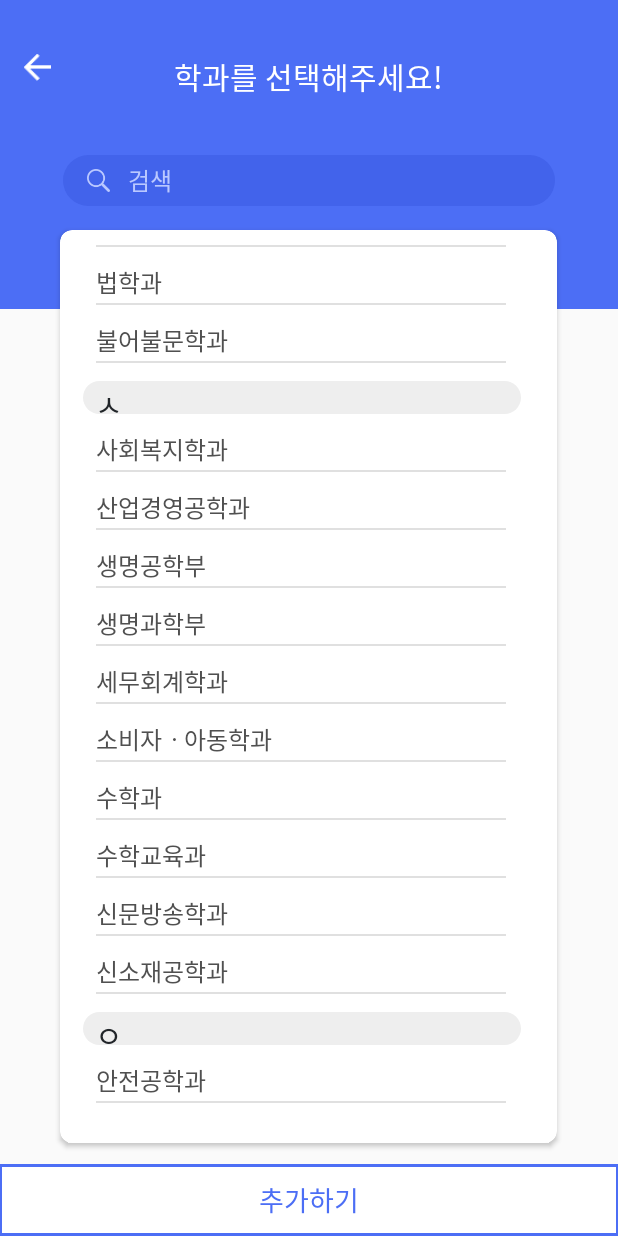
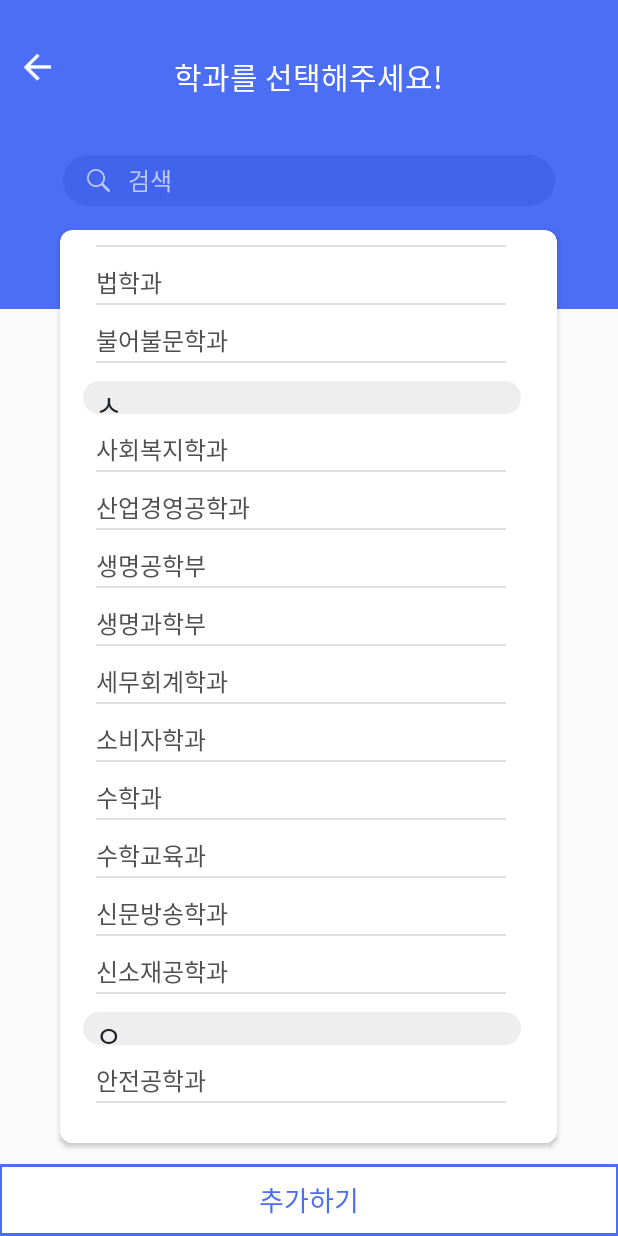
Before and after one commit to ChoiAhHyun/INUCouncilAndroid, an Android app: the AddMajorActivity screen opened directly, with no data from a screen before it, scrolled down 834 dp, on a phone screen of 412 x 824 dp. Run offline under Robolectric (Android 15) with nearby library versions, the phone set to English and light mode, and no system bars.

Commit message:
학과 리스트, 스플래시 이미지 수정

```diff
--- a/app/src/main/java/com/sauce/inunion/AddMajorActivity.java
+++ b/app/src/main/java/com/sauce/inunion/AddMajorActivity.java
@@ -37,14 +37,14 @@ public class AddMajorActivity extends AppCompatActivity {
             "도시건축학부","도시공학과","도시행정학과","독어독문학과","동북아국제통상학부","디자인학부",
             "메카트로닉스공학","무역학부", "문헌정보학과","물리학과",
             "바이오경영학과","법학과","불어불문학과",
-            "사회복지학과","산업경영공학과","생명공학부", "생명과학부","세무회계학과","소비자ㆍ아동학과", "수학과","수학교육과","신문방송학과","신소재공학과",
+            "사회복지학과","산업경영공학과","생명공학부", "생명과학부","세무회계학과","소비자학과", "수학과","수학교육과","신문방송학과","신소재공학과",
             "안전공학과", "에너지화학공학과", "역사교육과", "영어교육과", "영어영문학과", "운동건강학부", "유아교육과", "윤리교육과", "일어교육과", "일어일문학과", "임베디드시스템공학과",
             "전기공학과", "전자공학과", "정보통신공학과", "정치외교학과", "조형예술학부", "중어중국학과",
             "창의인재개발학과", "체육교육과", "체육학부",
             "컴퓨터공학부",
             "테크노경영학과",
             "패션산업학과",
-            "한국통상전공", "해양학과", "행정학과", "화학과"
+            "해양학과", "행정학과", "화학과"
     };
     @Override
     public void onCreate(Bundle savedInstanceState) {
--- a/app/src/main/java/com/sauce/inunion/ChooseMajorActivity.java
+++ b/app/src/main/java/com/sauce/inunion/ChooseMajorActivity.java
@@ -39,14 +39,14 @@ public class ChooseMajorActivity extends AppCompatActivity {
             "도시건축학부","도시공학과","도시행정학과","독어독문학과","동북아국제통상학부","디자인학부",
             "메카트로닉스공학","무역학부", "문헌정보학과","물리학과",
             "바이오경영학과","법학과","불어불문학과",
-            "사회복지학과","산업경영공학과","생명공학부", "생명과학부","세무회계학과","소비자ㆍ아동학과", "수학과","수학교육과","신문방송학과","신소재공학과",
+            "사회복지학과","산업경영공학과","생명공학부", "생명과학부","세무회계학과","소비자학과", "수학과","수학교육과","신문방송학과","신소재공학과",
             "안전공학과", "에너지화학공학과", "역사교육과", "영어교육과", "영어영문학과", "운동건강학부", "유아교육과", "윤리교육과", "일어교육과", "일어일문학과", "임베디드시스템공학과",
             "전기공학과", "전자공학과", "정보통신공학과", "정치외교학과", "조형예술학부", "중어중국학과",
             "창의인재개발학과", "체육교육과", "체육학부",
             "컴퓨터공학부",
             "테크노경영학과",
             "패션산업학과",
-            "한국통상전공", "해양학과", "행정학과", "화학과"
+            "해양학과", "행정학과", "화학과"
     };
     FireBaseMessagingService fireBaseMessagingService = new FireBaseMessagingService();
     @Override
--- a/app/src/main/java/com/sauce/inunion/ChooseSecondMajorActivity.java
+++ b/app/src/main/java/com/sauce/inunion/ChooseSecondMajorActivity.java
@@ -37,14 +37,14 @@ public class ChooseSecondMajorActivity extends AppCompatActivity {
             "도시건축학부","도시공학과","도시행정학과","독어독문학과","동북아국제통상학부","디자인학부",
             "메카트로닉스공학","무역학부", "문헌정보학과","물리학과",
             "바이오경영학과","법학과","불어불문학과",
-            "사회복지학과","산업경영공학과","생명공학부", "생명과학부","세무회계학과","소비자ㆍ아동학과", "수학과","수학교육과","신문방송학과","신소재공학과",
+            "사회복지학과","산업경영공학과","생명공학부", "생명과학부","세무회계학과","소비자학과", "수학과","수학교육과","신문방송학과","신소재공학과",
             "안전공학과", "에너지화학공학과", "역사교육과", "영어교육과", "영어영문학과", "운동건강학부", "유아교육과", "윤리교육과", "일어교육과", "일어일문학과", "임베디드시스템공학과",
             "전기공학과", "전자공학과", "정보통신공학과", "정치외교학과", "조형예술학부", "중어중국학과",
             "창의인재개발학과", "체육교육과", "체육학부",
             "컴퓨터공학부",
             "테크노경영학과",
             "패션산업학과",
-            "한국통상전공", "해양학과", "행정학과", "화학과"
+            "해양학과", "행정학과", "화학과"
     };
     @Override
     public void onCreate(Bundle savedInstanceState) {
--- a/app/src/main/res/layout/activity_splash_choice.xml
+++ b/app/src/main/res/layout/activity_splash_choice.xml
@@ -6,7 +6,7 @@
     <ImageView
         android:layout_width="80dp"
         android:layout_height="80dp"
-        android:src="@drawable/splash_logo"
+        android:src="@mipmap/ic_launcher"
         android:id="@+id/iv_logo"
         android:layout_marginStart="34dp"
         android:layout_marginTop="70dp"/>
--- a/app/src/main/res/layout/activity_splash_logo.xml
+++ b/app/src/main/res/layout/activity_splash_logo.xml
@@ -6,7 +6,7 @@
     <ImageView
         android:layout_width="200dp"
         android:layout_height="200dp"
-        android:src="@drawable/splash_logo"
+        android:id="@+id/iv_splash"
         android:layout_gravity="center_horizontal"
         android:layout_marginTop="200dp"/>
 </LinearLayout>
```
Also changed, not shown: app/src/main/java/com/sauce/inunion/SplashLogoActivity.java (+8 -0 lines), app/src/main/res/drawable/splash_logo.png.
